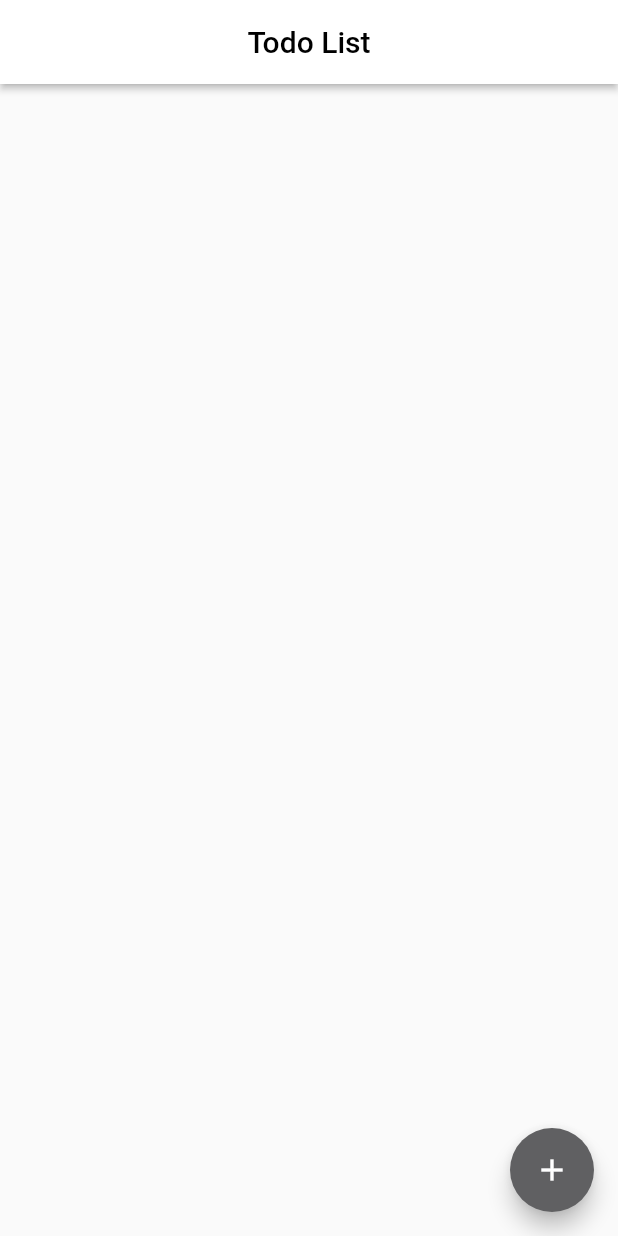
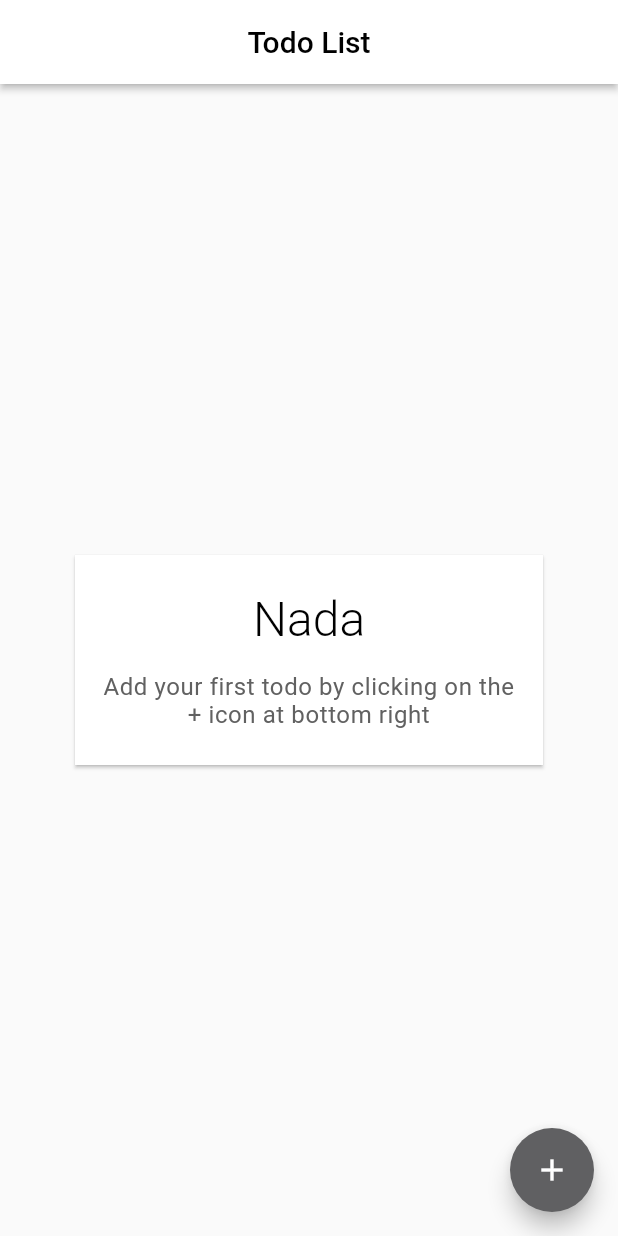
Before and after one commit to Siqlain-Hanif/todo_flutter, a Flutter app: the screen it shows after launch, on a phone screen of 412 x 824 dp. Run offline on Flutter 3.47's test engine with Material 2 defaults, Android fonts, the phone set to English and light mode, and no system bars; our stand-ins replace rxdart.

Commit message:
Added data mangeemtn and interactions

```diff
--- /dev/null
+++ b/lib/src/models/todo_model.dart
@@ -0,0 +1,8 @@
+class Todo {
+  int id;
+  String text;
+  Todo({this.text}) : id = Todo.generateId();
+  static int generateId() {
+    return DateTime.now().millisecondsSinceEpoch;
+  }
+}
--- /dev/null
+++ b/lib/src/repositories/todo_repo.dart
@@ -0,0 +1,75 @@
+import 'package:rxdart/rxdart.dart';
+import 'package:todo_app/src/models/todo_model.dart';
+
+class TodoRepository {
+  Map<int, BehaviorSubject<Todo>> todosMap = Map<int, BehaviorSubject<Todo>>();
+
+  //All the keys of created todos
+  final todoList$ = BehaviorSubject<List<int>>.seeded([]);
+
+  BehaviorSubject<List<Todo>> get contentRefsValues =>
+      _todosValueSubject(todoList$);
+  BehaviorSubject<Todo> todoById(int id) {
+    _introduceTodo(id);
+    return todosMap[id];
+  }
+
+  void _introduceTodo(int id) {
+    if (!todosMap.containsKey(id)) {
+      todosMap[id] = BehaviorSubject<Todo>.seeded(null);
+    }
+  }
+
+  void populateTodos(List<Todo> todos) {
+    todos.forEach((todo) {
+      populateTodo(todo);
+    });
+  }
+
+  void populateTodo(Todo todo) {
+    todoById(todo.id).add(todo);
+  }
+
+  BehaviorSubject<List<Todo>> _todosValueSubject(
+      BehaviorSubject<List<int>> theirIds) {
+    final contents = BehaviorSubject<List<Todo>>();
+    contents
+        .addStream(theirIds
+            .map((ids) => ids
+                .map((id) => todoById(id).value)
+                .where((i) => i != null)
+                .toList())
+            .distinct())
+        .then((_) => contents.close());
+    return contents;
+  }
+
+  void addTodoKey(int key, {trailing: true}) {
+    final old = todoList$.value ?? [];
+    todoList$.add((trailing ? old + [key] : [key] + old).toSet().toList());
+  }
+
+  void removeTodoKey(int key, {trailing: true}) {
+    final old = todoList$.value ?? [];
+    old.remove(key);
+    todoList$.add(old);
+  }
+
+  create(Todo todo) {
+    // final todo = Todo(text: text);
+    populateTodo(todo);
+    addTodoKey(todo.id);
+  }
+
+  delete(Todo todo) {
+    populateTodo(todo);
+    removeTodoKey(todo.id);
+  }
+
+  edit(Todo todo) {
+    populateTodo(todo);
+  }
+}
+
+//Global repo for managing repo data.
+final todoRepo = TodoRepository();
--- /dev/null
+++ b/lib/src/screens/todo_create_edit_screen_bloc.dart
@@ -0,0 +1,33 @@
+import 'package:flutter/src/widgets/framework.dart';
+import 'package:rxdart/rxdart.dart';
+import 'package:todo_app/src/models/todo_model.dart';
+import 'package:todo_app/src/repositories/todo_repo.dart';
+import 'package:todo_app/src/utils/base_bloc.dart';
+
+class TodoCreateEditScreenBloc extends BaseBloc {
+  final int todoId;
+  final BehaviorSubject<Todo> todo$;
+  Todo todo = Todo();
+  String get mode => todoId == 0 ? "create" : "edit";
+  TodoCreateEditScreenBloc(this.todoId) : todo$ = todoRepo.todoById(todoId) {
+    initState();
+  }
+  initState() {
+    final todoValue = todo$.value;
+    if (todoValue == null) return;
+    todo = todoValue;
+  }
+
+  create() {
+    todoRepo.create(todo);
+  }
+
+  update() {
+    todoRepo.edit(todo);
+  }
+
+  @override
+  void dispose(BuildContext context) {
+    // TODO: implement dispose
+  }
+}
--- a/lib/src/screens/todos_screen.dart
+++ b/lib/src/screens/todos_screen.dart
@@ -1,5 +1,8 @@
 import 'package:flutter/material.dart';
+import 'package:todo_app/src/repositories/todo_repo.dart';
 import 'package:todo_app/src/utils/navigator_helper.dart';
+import 'package:todo_app/src/widgets/no_data_card.dart';
+import 'package:todo_app/src/widgets/todo_tile.dart';
 
 class TodosScreen extends StatelessWidget {
   static const String routeName = '/todos';
@@ -17,6 +20,24 @@ class TodosScreen extends StatelessWidget {
           NavigatorHelper().navigateToTodoCreateEditScreen();
         },
       ),
+      body: StreamBuilder<List<int>>(
+        stream: todoRepo.todoList$,
+        builder: (context, snapshot) {
+          if (!snapshot.hasData || snapshot.data.length == 0)
+            return NoDataCard(
+              text:
+                  "Add your first todo by clicking on the + icon at bottom right",
+              title: "Nada",
+            );
+
+          final todos = snapshot.data;
+          return ListView.builder(
+            padding: const EdgeInsets.all(8),
+            itemBuilder: (context, index) => TodoTile(todos[index]),
+            itemCount: todos.length,
+          );
+        },
+      ),
     );
   }
 }
--- /dev/null
+++ b/lib/src/utils/base_bloc.dart
@@ -0,0 +1,5 @@
+import 'package:flutter/cupertino.dart';
+
+abstract class BaseBloc {
+  void dispose(BuildContext context);
+}
--- /dev/null
+++ b/lib/src/widgets/no_data_card.dart
@@ -0,0 +1,51 @@
+// @dart=2.11
+
+import 'package:flutter/material.dart';
+import 'package:todo_app/theme.dart';
+
+class NoDataCard extends StatelessWidget {
+  final String text;
+  final String title;
+
+  const NoDataCard({
+    Key key,
+    @required this.title,
+    @required this.text,
+  }) : super(key: key);
+
+  @override
+  Widget build(BuildContext context) {
+    return Center(
+      child: Container(
+        width: 320,
+        child: Card(
+          shape: const RoundedRectangleBorder(
+            borderRadius: BorderRadius.zero,
+          ),
+          child: Padding(
+            padding: const EdgeInsets.symmetric(horizontal: 16.0, vertical: 24),
+            child: Column(
+              mainAxisSize: MainAxisSize.min,
+              children: [
+                Text(
+                  title,
+                  style: Theme.of(context).textTheme.headline2.copyWith(
+                        fontSize: 32,
+                        fontWeight: FontWeight.w300,
+                      ),
+                  textAlign: TextAlign.center,
+                ),
+                const SizedBox(height: 16),
+                Text(
+                  text,
+                  textAlign: TextAlign.center,
+                  style: AppTheme.getGreyTextStyle(context),
+                ),
+              ],
+            ),
+          ),
+        ),
+      ),
+    );
+  }
+}
--- a/lib/theme.dart
+++ b/lib/theme.dart
@@ -150,6 +150,10 @@ class AppTheme {
     );
   }
 
+  static TextStyle getGreyTextStyle(context) => Theme.of(context)
+      .textTheme
+      .bodyText1
+      .copyWith(color: Colors.grey.shade700);
   static const MaterialColor primaryColorSwatch =
       MaterialColor(0xFF1c1c1e, swatch);
   // const MaterialColor(0xFFf11771, swatch);
--- a/pubspec.yaml
+++ b/pubspec.yaml
@@ -28,6 +28,8 @@ dependencies:
   # The following adds the Cupertino Icons font to your application.
   # Use with the CupertinoIcons class for iOS style icons.
   cupertino_icons: ^1.0.2
+  rxdart: ^0.27.0
+  provider: ^5.0.0
 
 dev_dependencies:
   flutter_test:
```
Also changed, not shown: lib/global_bloc.dart (+37 -0 lines), lib/src/screens/todo_create_edit_screen.dart (+64 -7 lines), lib/src/utils/bloc_provider.dart (added, +30 -0 lines), lib/src/widgets/todo_tile.dart (added, +62 -0 lines), pubspec.lock.
